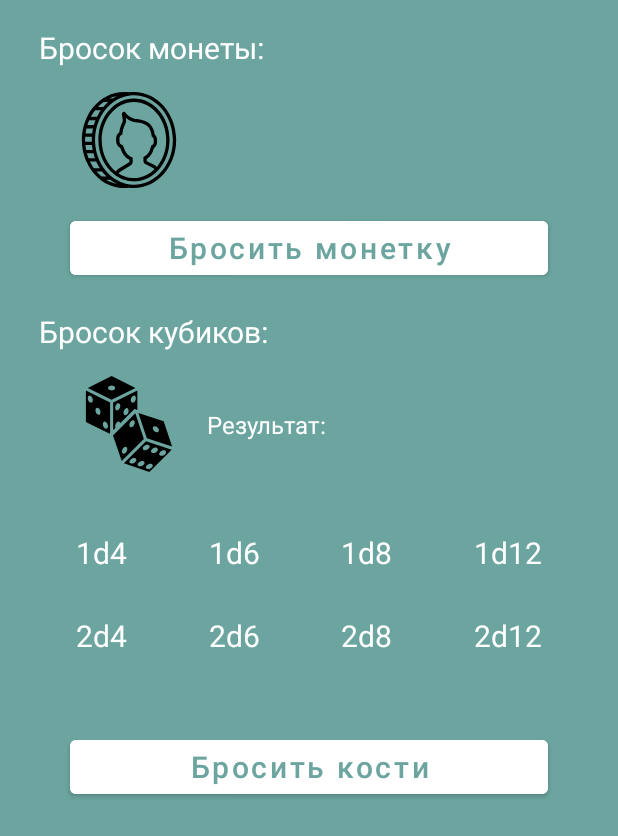
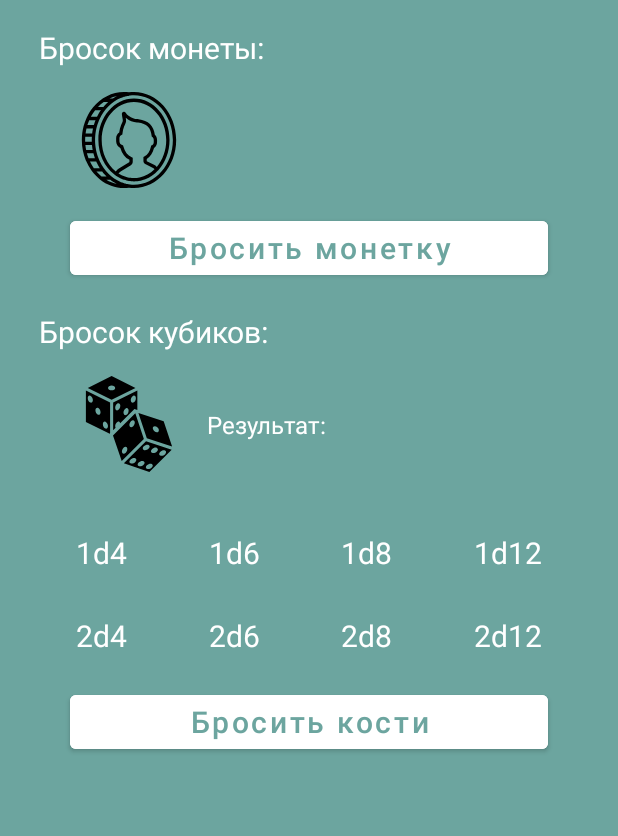
Before and after one commit to Anton-SP/BestScore, an Android app: the layout fragment_dialog_dice.xml on its own in the app's theme, with its tools: preview values and no code run, on a phone screen of 412 x 824 dp. Shown: the top 836 px of the screen. Run offline under Robolectric (Android 15) with nearby library versions, the phone set to English and light mode, and no system bars.

Commit message:
меняет отступы

```diff
--- a/featureDice/src/main/res/layout/fragment_dialog_dice.xml
+++ b/featureDice/src/main/res/layout/fragment_dialog_dice.xml
@@ -45,7 +45,7 @@
         android:id="@+id/btn_toss_coin"
         android:layout_width="0dp"
         android:layout_height="wrap_content"
-        android:layout_marginTop="@dimen/coin_btn_margin"
+        android:layout_marginTop="@dimen/dialog_btn_margin"
         android:textColor="@color/primary_color"
         android:text="@string/to_toss_coin"
         android:textSize="@dimen/dice_primary_text_size"
@@ -229,7 +229,7 @@
         android:id="@+id/btn_roll_dice"
         android:layout_width="0dp"
         android:layout_height="wrap_content"
-        android:layout_marginTop="@dimen/btn_vertically_margin"
+        android:layout_marginTop="@dimen/dialog_btn_margin"
         android:text="@string/roll_the_dice"
         android:textColor="@color/primary_color"
         android:textSize="@dimen/dice_primary_text_size"
--- a/featureDice/src/main/res/values/dimens.xml
+++ b/featureDice/src/main/res/values/dimens.xml
@@ -12,9 +12,8 @@
     <dimen name="dice_mode_vertically_margin">36dp</dimen>
 
     <dimen name="raw_margin_2d">20dp</dimen>
-    <dimen name="btn_vertically_margin">46dp</dimen>
     <dimen name="dice_result_margin">4dp</dimen>
     <dimen name="dice_result_margin_2x">8dp</dimen>
     <dimen name="dice_mode_padding">4dp</dimen>
-    <dimen name="coin_btn_margin">16dp</dimen>
+    <dimen name="dialog_btn_margin">16dp</dimen>
 </resources>
```
